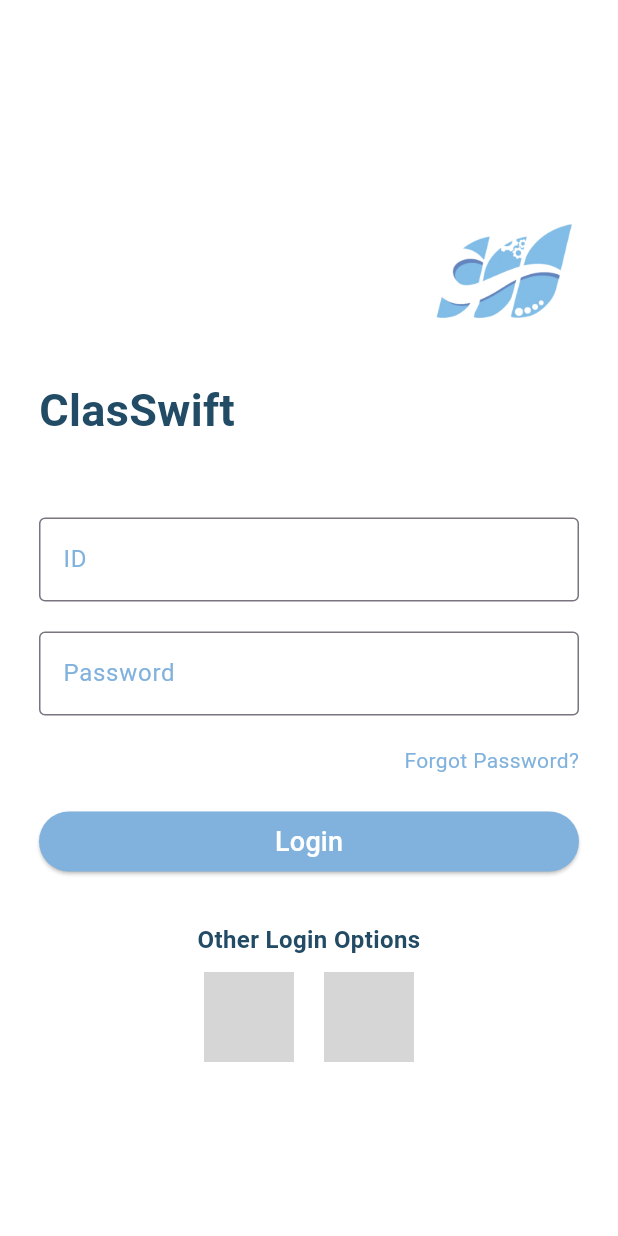
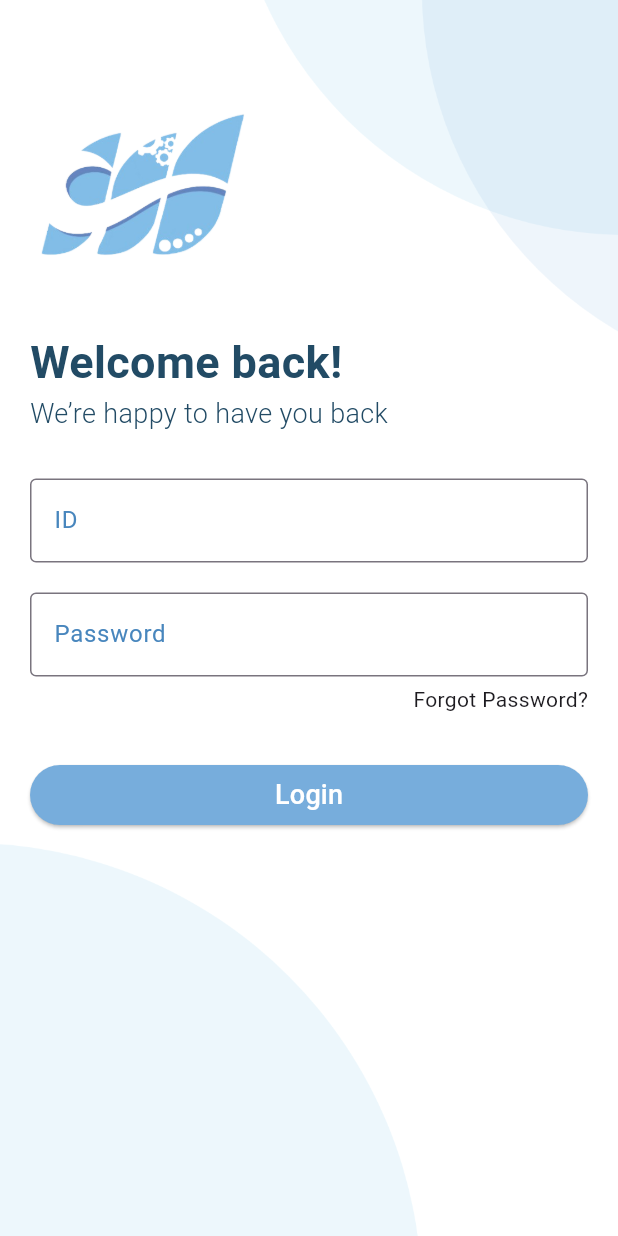
Before and after one commit to RawanTallha/ClasSwift-0.2, a Flutter app: the LoginPage screen opened directly, on a phone screen of 412 x 824 dp. Run offline on Flutter 3.47's test engine with Material 3 defaults, Android fonts, the phone set to English and light mode, and no system bars; grey boxes are pictures that could not be loaded.

Commit message:
Redesigned welcome and login pages

```diff
--- a/Frontend/classwift/lib/main.dart
+++ b/Frontend/classwift/lib/main.dart
@@ -27,10 +27,10 @@ class MainApp extends StatelessWidget {
         //home: DemoPage(),
         //home: ProfilePage()
         //home: ReportPage()
-      //home:WelcomePage()
+        home: WelcomePage()
         //home:ContactUsPage()
         //home:MaintenanceView()
-      home:MaintenanceMock()
+        //home:MaintenanceMock()
         );
   }
 }
--- a/Frontend/classwift/lib/pages/Availability_Page.dart
+++ b/Frontend/classwift/lib/pages/Availability_Page.dart
@@ -1,4 +1,5 @@
 import 'dart:convert';
+import 'package:classwift/models/Classroom.dart';
 import 'package:flutter/material.dart';
 import 'package:flutter/services.dart';
 import '../models/building.dart';
--- a/Frontend/classwift/lib/pages/login_page.dart
+++ b/Frontend/classwift/lib/pages/login_page.dart
@@ -11,41 +11,59 @@ class LoginPage extends StatelessWidget {
   @override
   Widget build(BuildContext context) {
     return Scaffold(
-      backgroundColor: Colors.white,
-      body: Center(
+      body: Stack(children: [
+        // Background Image
+        Positioned.fill(
+          child: Image.asset(
+            'lib/assets/wallpapers (6).png', // Replace with your image path
+            fit: BoxFit.cover, // Ensures the image covers the entire screen
+          ),
+        ),
+        SafeArea(
           child: Container(
-          width: 400,
-          height: 600,
             padding: const EdgeInsets.all(20.0),
             child: Column(
               crossAxisAlignment: CrossAxisAlignment.stretch,
               children: [
+                SizedBox(
+                  height: 30,
+                ),
                 // Logo on the top right
                 Align(
-                alignment: Alignment.topRight,
+                  alignment: Alignment.topLeft,
                   child: Image.asset(
                     'lib/assets/logo.png',
-                  width: 100,
-                  height: 100,
+                    width: 150,
+                    height: 150,
                   ),
                 ),
                 const SizedBox(height: 20),
                 // Title at the top left
                 const Text(
-                'ClasSwift',
+                  'Welcome back!',
                   style: TextStyle(
                     fontSize: 30,
                     fontWeight: FontWeight.bold,
                     color: Color(0xFF224B65),
                   ),
                 ),
-              const SizedBox(height: 50),
+                const Text(
+                  'We’re happy to have you back',
+                  style: TextStyle(
+                    fontSize: 18,
+                    fontWeight: FontWeight.w300,
+                    color: Color(0xFF224B65),
+                  ),
+                ),
+
+                const SizedBox(height: 30),
                 // ID field
                 TextField(
                   controller: idController,
                   decoration: const InputDecoration(
                     labelText: 'ID',
-                  labelStyle: TextStyle(color: Color(0xFF81B2DD)),
+                    labelStyle:
+                        TextStyle(color: Color.fromARGB(255, 72, 134, 189)),
                     border: OutlineInputBorder(),
                   ),
                 ),
@@ -56,89 +74,101 @@ class LoginPage extends StatelessWidget {
                   obscureText: true,
                   decoration: const InputDecoration(
                     labelText: 'Password',
-                  labelStyle: TextStyle(color: Color(0xFF81B2DD)),
+                    labelStyle:
+                        TextStyle(color: Color.fromARGB(255, 72, 134, 189)),
                     border: OutlineInputBorder(),
                   ),
                 ),
-              const SizedBox(height: 20),
+                const SizedBox(height: 5),
                 // Forgot Password text
                 const Align(
                   alignment: Alignment.centerRight,
                   child: Text(
                     'Forgot Password?',
-                  style: TextStyle(color: Color(0xFF81B2DD)),
+                    //style: TextStyle(color: Color(0xFF81B2DD)),
                   ),
                 ),
-              const SizedBox(height: 20),
+
+                const SizedBox(height: 30),
                 // Login button
                 ElevatedButton(
                   onPressed: () {
-                  Navigator.push(context, MaterialPageRoute(builder: (context) {
+                    Navigator.push(context,
+                        MaterialPageRoute(builder: (context) {
                       return const NavigationBarScreen(); // Ensure this matches the constructor of your HomePage
                     }));
                   },
                   style: ElevatedButton.styleFrom(
-                  backgroundColor: const Color(0xFF81B2DD),
+                    backgroundColor: Color.fromARGB(255, 119, 173, 220),
                   ),
-                child: Text('Login', style: TextStyle(fontSize: 18, color: Colors.white,),),
+                  child: Text(
+                    'Login',
+                    style: TextStyle(
+                      fontSize: 18,
+                      color: Colors.white,
+                    ),
+                  ),
                 ),
                 const SizedBox(height: 30),
                 // Other login options text
-              const Text(
-                'Other Login Options',
-                style: TextStyle(
-                  fontSize: 16,
-                  fontWeight: FontWeight.bold,
-                  color: Color(0xFF224B65),
-                ),
-                textAlign: TextAlign.center,
-              ),
-              const SizedBox(height: 10),
-              // Centered Row for pressable boxes
-              Row(
-                mainAxisAlignment: MainAxisAlignment.center,
-                children: [
-                  GestureDetector(
-                    onTap: () {
-                      // Handle first image tap
-                    },
-                    child: Container(
-                      width: 60,
-                      height: 60,
-                      decoration: BoxDecoration(
-                        image: const DecorationImage(
-                          image: NetworkImage('https://via.placeholder.com/60'),
-                          fit: BoxFit.cover,
-                        ),
-                        borderRadius: BorderRadius.circular(8),
-                        border: Border.all(color: Colors.blue, width: 1),
-                      ),
-                    ),
-                  ),
-                  const SizedBox(width: 20),
-                  GestureDetector(
-                    onTap: () {
-                      // Handle second image tap
-                    },
-                    child: Container(
-                      width: 60,
-                      height: 60,
-                      decoration: BoxDecoration(
-                        image: const DecorationImage(
-                          image: NetworkImage('https://via.placeholder.com/60'),
-                          fit: BoxFit.cover,
-                        ),
-                        borderRadius: BorderRadius.circular(8),
-                        border: Border.all(color: Colors.blue, width: 1),
-                      ),
-                    ),
-                  ),
-                ],
-              ),
+                // const Text(
+                //   'Other Login Options',
+                //   style: TextStyle(
+                //     fontSize: 16,
+                //     fontWeight: FontWeight.bold,
+                //     color: Color(0xFF224B65),
+                //   ),
+                //   textAlign: TextAlign.center,
+                // ),
+                // const SizedBox(height: 10),
+                // // Centered Row for pressable boxes
+                // Row(
+                //   mainAxisAlignment: MainAxisAlignment.center,
+                //   children: [
+                //     GestureDetector(
+                //       onTap: () {
+                //         // Handle first image tap
+                //       },
+                //       child: Container(
+                //         width: 60,
+                //         height: 60,
+                //         decoration: BoxDecoration(
+                //           image: const DecorationImage(
+                //             image:
+                //                 NetworkImage('https://via.placeholder.com/60'),
+                //             fit: BoxFit.cover,
+                //           ),
+                //           borderRadius: BorderRadius.circular(8),
+                //           border: Border.all(color: Colors.blue, width: 1),
+                //         ),
+                //       ),
+                //     ),
+                //     const SizedBox(width: 20),
+                //     GestureDetector(
+                //       onTap: () {
+                //         // Handle second image tap
+                //       },
+                //       child: Container(
+                //         width: 60,
+                //         height: 60,
+                //         decoration: BoxDecoration(
+                //           image: const DecorationImage(
+                //             image:
+                //                 NetworkImage('https://via.placeholder.com/60'),
+                //             fit: BoxFit.cover,
+                //           ),
+                //           borderRadius: BorderRadius.circular(8),
+                //           border: Border.all(color: Colors.blue, width: 1),
+                //         ),
+                //       ),
+                //     ),
+                //   ],
+                // ),
               ],
             ),
           ),
         ),
+      ]),
     );
   }
 }
```
Also changed, not shown: Frontend/classwift/lib/models/Classroom.dart (added, +25 -0 lines), Frontend/classwift/lib/models/building.dart (+66 -28 lines), Frontend/classwift/lib/pages/Users_page.dart (+15 -15 lines), Frontend/classwift/lib/pages/profile_page.dart (+8 -8 lines), Frontend/classwift/lib/pages/report_page.dart (+7 -4 lines), Frontend/classwift/lib/assets/wallpapers (6).png (added). Lines whose indentation alone changed are shown as unchanged.
